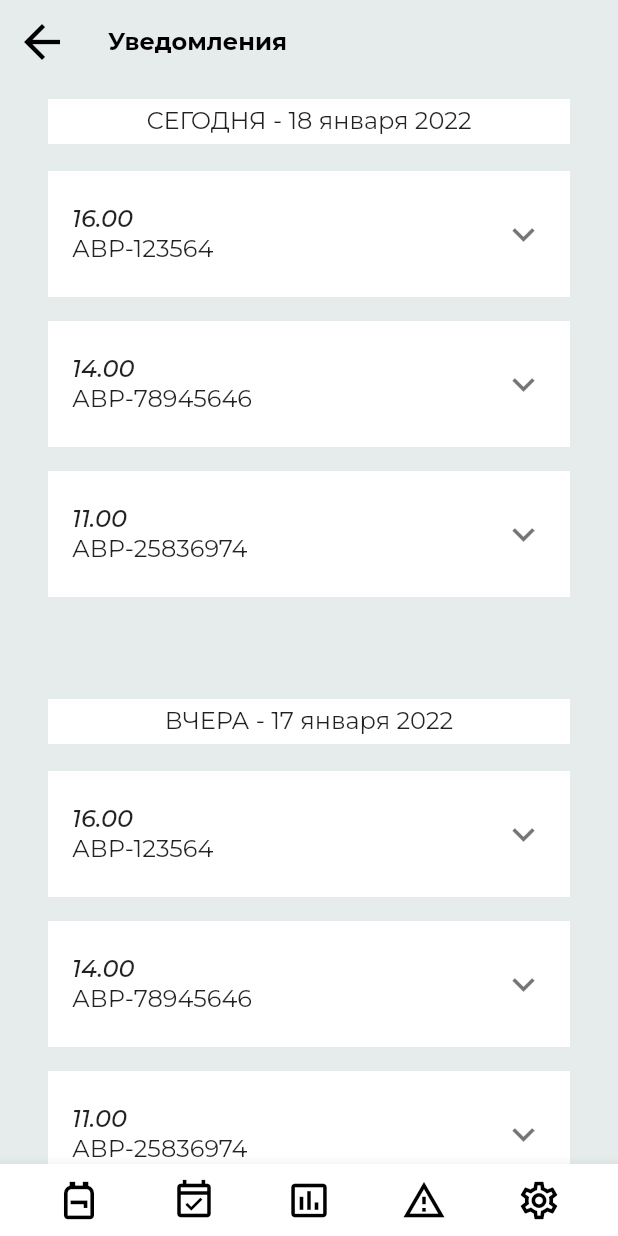
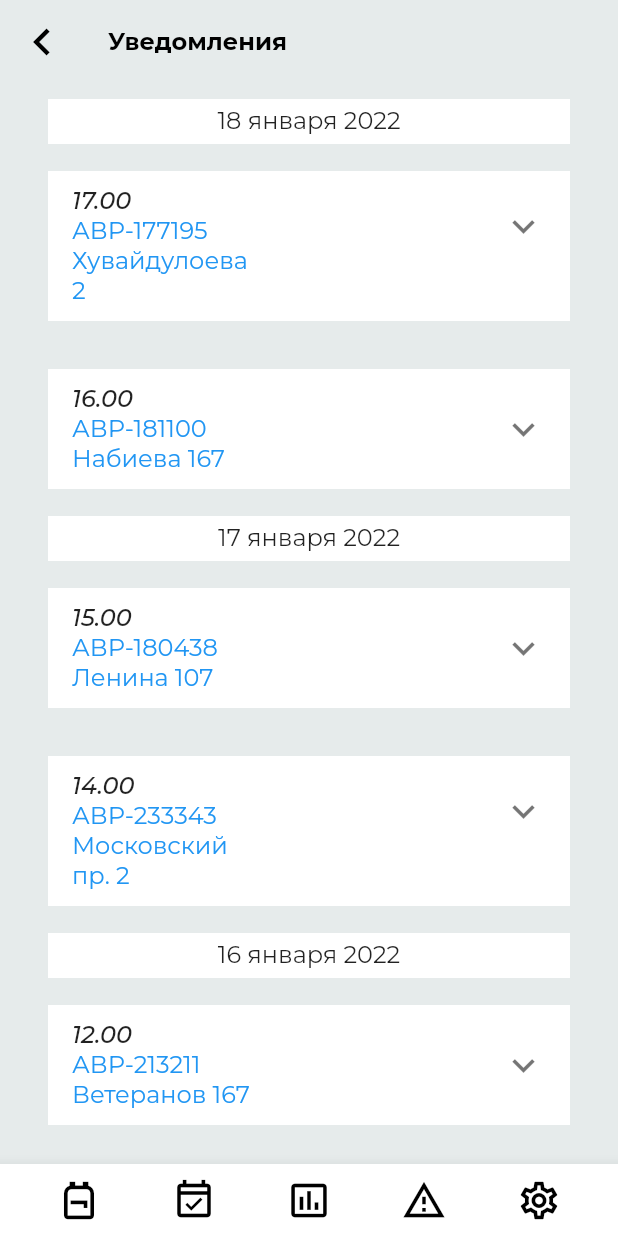
Before and after one commit to argustelecom/tasklist_lite, a Flutter app: the NotificationsPage screen opened by its route, on a phone screen of 412 x 824 dp. Run offline on Flutter 3.47's test engine with Material 2 defaults, Android fonts, the phone set to English and light mode, and no system bars; our stand-ins replace adaptive_breakpoints, carousel_slider, get, google_fonts, graphql, graphql_flutter and 1 more; missing offline and left inert: gql_http_link.

Commit message:
Описание в прошлом коммите

```diff
--- a/lib/crazylib/date_row.dart
+++ b/lib/crazylib/date_row.dart
@@ -14,10 +14,10 @@ class DateRow extends StatelessWidget{
   Widget build(BuildContext context) {
 
     ThemeData themeData = Theme.of(context);
-    if(date == DateFormat('dd MMMM yyyy', "ru_RU").format(DateTime.now()) ){
+    if(date == DateFormat('dd MMMM yyyy', "ru_RU").format(DateTime.now())){
       return Container(
         width: MediaQuery.of(context).size.width,
-        child: Text("СЕГОДНЯ - $date",
+        child: Text("СЕГОДНЯ - ${DateFormat('dd MMMM yyyy', "ru_RU").format(date)}",
           textAlign:  TextAlign.center,), //Сюда выводим сегодняшнюю
         decoration: BoxDecoration(
             color: themeData.cardColor,
@@ -27,10 +27,11 @@ class DateRow extends StatelessWidget{
         margin: EdgeInsets.symmetric(vertical: 10, horizontal: 0),
       );
     }
-    else if (date == DateFormat('dd MMMM yyyy', "ru_RU").format(DateTime.now().subtract(Duration(days:1)))){
+    else {
+      if (date == DateFormat('dd MMMM yyyy', "ru_RU").format(DateTime.now().subtract(Duration(days:1)))){
       return Container(
         width: MediaQuery.of(context).size.width,
-        child: Text("ВЧЕРА - $date",
+        child: Text("ВЧЕРА - ${DateFormat('dd MMMM yyyy', "ru_RU").format(date)}",
           textAlign:  TextAlign.center,), //Сюда выводим вчерашнюю дату
         decoration: BoxDecoration(
             color: themeData.cardColor,
@@ -43,7 +44,7 @@ class DateRow extends StatelessWidget{
     else {
       return Container(
         width: MediaQuery.of(context).size.width,
-        child: Text("$date",
+        child: Text("${DateFormat('dd MMMM yyyy', "ru_RU").format(date)}",
           textAlign:  TextAlign.center,), //Сюда выводим любую дату
         decoration: BoxDecoration(
             color: themeData.cardColor,
@@ -53,6 +54,7 @@ class DateRow extends StatelessWidget{
         margin: EdgeInsets.symmetric(vertical: 10, horizontal: 0),
       );
     }
+    }
   }
 
 }
--- a/lib/crazylib/notification_card.dart
+++ b/lib/crazylib/notification_card.dart
@@ -1,19 +1,21 @@
 import 'package:flutter/cupertino.dart';
 import 'package:flutter/material.dart';
 import 'package:tasklist_lite/tasklist/model/notify.dart';
+import 'package:tasklist_lite/tasklist/model/task.dart';
 
-/// визуальное представление уведомления на странице уведомлений
-/// #TODO: также используется и в старой карусели в AlternativeTaskListPage, но никто даже не смотрел, как оно там выглядит
+/// Визуальное представление уведомления
+
 class NotificationCard extends StatelessWidget {
   final Notify notify;
-  //final String taskPageRoutName;
-  const NotificationCard ({Key? key, required this.notify })
+  final String taskPageRoutName;
+  final Task task;
+
+  const NotificationCard ({Key? key, required this.notify, required this.task, required this.taskPageRoutName})
       : super(key: key);
 
   @override
   Widget build(BuildContext context) {
     ThemeData themeData = Theme.of(context);
-    // размеры сознательно здесь не заданы, чтобы можно было масштабировать карточку снаружи, по размерам parent`а
     return Padding(
         padding: EdgeInsets.symmetric(horizontal: 0, vertical: 3),
       child: Container(
@@ -22,7 +24,23 @@ class NotificationCard extends StatelessWidget {
         margin: EdgeInsets.symmetric(vertical: 5, horizontal: 0),
         child: ExpansionTile(
           title: Text(notify.time, style: TextStyle(fontStyle: FontStyle.italic)) ,
-          subtitle: Text(notify.number),
+          subtitle: Padding(
+            //Кликабельная ссылка на таск. Такой странный паддинг нужен чтобы не было мисклика когда раскрываешь ExpansionTile
+            padding: EdgeInsets.only(right: 150),
+             child : GestureDetector(
+               child: Text(task.name, style: TextStyle(
+                color: Colors.blue
+                )
+              ),
+              onTap: () {
+                Navigator.pushNamed(
+                  context,
+                  this.taskPageRoutName,
+                  arguments: this.task,
+                );
+              },
+            ),
+            ),
           children: [
             ListTile(
                 title: Text(notify.text)
--- a/lib/pages/notifications_page.dart
+++ b/lib/pages/notifications_page.dart
@@ -1,13 +1,12 @@
 import 'package:flutter/material.dart';
 import 'package:flutter/widgets.dart';
-import 'package:intl/intl.dart';
-
-import 'package:tasklist_lite/crazylib/bottom_button_bar.dart';
-import 'package:tasklist_lite/state/application_state.dart';
-import 'package:tasklist_lite/tasklist/fixture/notification_fixtures.dart';
-import 'package:tasklist_lite/tasklist/model/notify.dart';
+import 'package:get/get.dart';
+import 'package:tasklist_lite/crazylib/reflowing_scaffold.dart';
+import 'package:tasklist_lite/tasklist/fixture/task_fixtures.dart';
 import 'package:tasklist_lite/crazylib/notification_card.dart';
-import 'package:tasklist_lite/crazylib/reflowing_scaffold.dart';
+import 'package:tasklist_lite/tasklist/model/task.dart';
+import 'package:tasklist_lite/state/notification_controller.dart';
+import 'package:tasklist_lite/crazylib/date_row.dart';
 
 
 class NotificationsPage extends StatefulWidget {
@@ -22,67 +21,105 @@ class NotificationsPage extends StatefulWidget {
 
 class _NotificationsPageState extends State<NotificationsPage> {
 
-  List<Notify> test1 = new NotificationFixtures().getNotify();
-  final dt = new  DateFormat('dd MMMM yyyy', "ru_RU").format(DateTime.now());
-  final dt1 = new DateFormat('dd MMMM yyyy', "ru_RU").format(DateTime.now().subtract(Duration(days:1)));
+  List <Task> taskstest = new TaskFixtures().thirdTaskFixture;
 
   @override
   Widget build(BuildContext context) {
     ThemeData themeData = Theme.of(context);
-    ApplicationState applicationState = ApplicationState.of(context);
+
+    return GetBuilder<NotificationController>(
+        init: NotificationController(),
+        builder:(controller) {
+      // Если нет уведомлений показываем сообщение, что не на что смотреть
+      print(controller.aliveNotifications);
+      if (controller.getNotification().length == 0) {
         return ReflowingScaffold(
             appBar: AppBar(
               title: new Text("Уведомления"),
-        ),
-        body:Padding(
-          padding: EdgeInsets.symmetric(vertical: 0, horizontal: 32),
-          child: Column(
-            children: [
-              Container(
-                width: MediaQuery.of(context).size.width,
-                child: Text("СЕГОДНЯ - $dt",
-                  textAlign:  TextAlign.center,), //Сюда выводим вчерашнюю дату
-                decoration: BoxDecoration(
-                    color: themeData.cardColor,
-                    shape: BoxShape.rectangle
-                ),
-                padding: EdgeInsets.symmetric(vertical: 5, horizontal: 0),
-                margin: EdgeInsets.symmetric(vertical: 10, horizontal: 0),
-              ),
-              SizedBox(
-                height: 350.0,// #TODO: Если высоту не указать, не сможет создать виджет.
-                child: ListView.builder(
-                  shrinkWrap: false,
-                  itemCount: test1.length,
-                  itemBuilder: (BuildContext context, int index) {
-                    return NotificationCard(notify: test1[index]);
+              leading: IconButton(
+                icon: Icon(Icons.chevron_left_outlined),
+                onPressed: () {
+                  Navigator.pop(context);
                 },
               ),
             ),
-              Container(
-                    width: MediaQuery.of(context).size.width,
-                    child: Text("ВЧЕРА - $dt1",
-                          textAlign:  TextAlign.center,), //Сюда выводим вчерашнюю дату
-                    decoration: BoxDecoration(
-                    color: themeData.cardColor,
-                    shape: BoxShape.rectangle
-                    ),
-                    padding: EdgeInsets.symmetric(vertical: 5, horizontal: 0),
-                    margin: EdgeInsets.symmetric(vertical: 10, horizontal: 0),
-              ),
-              SizedBox(
-                height: 350.0,// #TODO: Если высоту не указать, не сможет создать виджет.
-                child: ListView.builder(
-                  shrinkWrap: false,
-                  itemCount: test1.length,
-                  itemBuilder: (BuildContext context, int index) {
-                    return NotificationCard(notify: test1[index]);
-                  },
-                ),
-              ),
+            body: Padding(
+              padding: EdgeInsets.symmetric(vertical: 0, horizontal: 32),
+              child: Row(
+                children: [
+                  Text("Тут не на что смотреть", textAlign: TextAlign.center)
                 ],
               ),
             ),
             );
+            // bottomNavigationBar: BottomButtonBar());
+      }
+
+      else {
+        return ReflowingScaffold(
+            appBar: AppBar(
+              title: new Text("Уведомления"),
+              leading: IconButton(
+                icon: Icon(Icons.chevron_left_outlined),
+                onPressed: () {
+                  Navigator.pop(context);
+                },
+              ),
+            ),
+            body: Padding(
+              padding: EdgeInsets.symmetric(vertical: 0, horizontal: 32),
+              child: SizedBox(
+                height: 800,
+                child:ListView(
+
+                  shrinkWrap: true,
+                  children: [
+                    DateRow(date: DateTime.now()),
+                    ListView.separated(
+                      // Делаем разделитель
+                      separatorBuilder: (BuildContext context, int index)  {
+                        // Достаем плашку, когда дата следующего оповещения отличается от текущей
+                        // Для корректной работы на вход ожидается отсортированный по дате список уведомлений
+                        // #TODO: Надо сортировать список уведомлений на уровне контроллера
+                        if (controller.getNotification()[index].date != controller.getNotification()[index+1].date){
+                          return DateRow(date:controller.getNotification()[index+1].date);
+                        }
+                        // Если нет плашки, то выкладываем разделитель.
+                        // Без него крашится, сделал пока бесцеветным-незаметным
+                        return Divider(color: themeData.highlightColor);
+                      },
+                      shrinkWrap: true,
+                      itemCount: controller.getNotification().length,
+                      itemBuilder: (BuildContext context, int index) {
+                        // если смахнуть в любую сторону уведомление, то считаем его прочитанным и оно из UI пропадает
+                        return Dismissible(
+                          key: UniqueKey(),
+                          child: NotificationCard(
+                              notify: controller.getNotification()[index],
+                              task: taskstest[index],
+                              taskPageRoutName: 'task'),
+                          onDismissed: (direction) {
+                            // Когда смахиваем уведомление, добавляем его в DeadNotifications и удаляем его из aliveNotifications.
+                            // Возможно DeadNotifications пригодится в будущем для истории уведомлений
+                            setState(() {
+                              controller.addDeadNotifications(controller.getNotification()[index]);
+                              controller.removeAliveNotification(controller.getNotification()[index]);
+                            });
+                          },
+                        );
+
+                      },
+                    )
+                  ],
+                ),
+              )
+
+
+              ),
+              );
       }
     }
+      );
+
+    }
+  }
--- a/lib/state/notification_controller.dart
+++ b/lib/state/notification_controller.dart
@@ -1,45 +1,53 @@
-import 'dart:async';
 import 'package:get/get.dart';
-import 'package:tasklist_lite/tasklist/model/task.dart';
-import 'package:tasklist_lite/tasklist/task_repository.dart';
 import 'package:tasklist_lite/tasklist/fixture/notification_fixtures.dart';
-import 'package:tasklist_lite/tasklist/fixture/task_fixtures.dart';
 import 'package:tasklist_lite/tasklist/model/notify.dart';
-import 'package:tasklist_lite/crazylib/notification_card.dart';
-import 'package:tasklist_lite/crazylib/date_row.dart';
+
 
 class NotificationController extends GetxController {
+
+  /// Список уведомлений, которые еще не прочитаны. Его будем выводить на UI
   List <Notify> aliveNotifications = List.of({});
+
+  /// Список уведомлений, которые уже прочитаны. Их пока просто храним.
   List <Notify> deadNotifications = List.of({});
-  List <DateRow> dateList = List.of({});
 
+
+  /// Метод для добавления нового уведомления в список живых уведомлений. Пока нигде не применяется
   addAliveNotification(Notify notify){
     aliveNotifications.add(notify);
     update();
   }
 
+  /// Метод для удаления уведомления из списка живых уведомлений
   removeAliveNotification(Notify notify){
     aliveNotifications.remove(notify);
     update();
   }
 
+  /// Метод для добавления уведомления в список с прочитанными уведомлениями
   addDeadNotifications(Notify notify){
     deadNotifications.add(notify);
     update();
   }
 
+  /// При инициализации странички всегда тащим данные с фикструры NotificationFixtures.firstNotifyFixture c помощью метода start()
+  // #TODO: Переосмыслить и переделать в будущем
   @override
   void onInit() {
     super.onInit();
     start();
+
   }
 
+  /// Метод для получения списка уведомлений
   List<Notify> getNotification() {
     return aliveNotifications;
   }
 
+  /// Данный метод используем только для инициализации
+  // #TODO: В будущем нужно тянуть нужную фикстуру, пока что там она всего одна
   start(){
-    return aliveNotifications=List.of(NotificationFixtures.firstNotifyFixture);
+    return aliveNotifications = NotificationFixtures.firstNotifyFixture;
   }
 
-}
+  }
--- a/lib/tasklist/fixture/notification_fixtures.dart
+++ b/lib/tasklist/fixture/notification_fixtures.dart
@@ -1,20 +1,18 @@
 import 'package:tasklist_lite/tasklist/model/notify.dart';
 
 
-/// Служба, возвращающая набор нотификаций по переданному идентификатору задачи
+/// Служба, возвращающая набор нотификаций
 class NotificationFixtures {
 
  static List<Notify> firstNotifyFixture = List.of(
-     {new Notify(id: 1, time: "16.00", text: "Назначена задача АВР-123564" , task: 2, number: 'АВР-123564'),
-       new Notify(id :2, time: "14.00", text: "Назначена задача АВР-78945646" , task: 3, number:'АВР-78945646'),
-       new Notify(id: 3, time: "11.00", text: "Осталось 30 минут до окончания этапа работ по наряду АВР-25836974(45-33)" , task: 4, number: 'АВР-25836974')
+     { new Notify(id: 1, time: "17.00", text: "Назначена задача АВР-123564", date: DateTime.now(), task: 2, number: 'АВР-123564'),
+       new Notify(id: 1, time: "16.00", text: "Назначена задача АВР-123564", date: DateTime.now(), task: 2, number: 'АВР-123564'),
+       new Notify(id :2, time: "15.00", text: "Назначена задача АВР-78945646" , date: DateTime.now().subtract(Duration(days:1)), task: 3, number:'АВР-78945646'),
+       new Notify(id :2, time: "14.00", text: "Назначена задача АВР-78945646" , date: DateTime.now().subtract(Duration(days:1)), task: 3, number:'АВР-78945646'),
+       new Notify(id: 3, time: "12.00", text: "Осталось 30 минут до окончания этапа работ по наряду АВР-25836974(45-33)" ,date: DateTime.now().subtract(Duration(days:2)), task: 4, number: 'АВР-25836974'),
+       new Notify(id: 3, time: "11.00", text: "Осталось 30 минут до окончания этапа работ по наряду АВР-25836974(45-33)" ,date: DateTime.now().subtract(Duration(days:2)), task: 4, number: 'АВР-25836974')
+
      });
-
- // static List<Notify> secondNotifyFixture = List.of(
- //     {new Notify(id: 3, time: "15.00", text: "Осталось 30 минут до окончания этапа работ по наряду АВР-25836974(45-33)" , task: 4, number: 'АВР-25836974')
- //
- //     }
- // ) пока пусть полежит
 
  List<Notify> getNotify() {
             return firstNotifyFixture;
--- a/lib/tasklist/model/notify.dart
+++ b/lib/tasklist/model/notify.dart
@@ -14,6 +14,9 @@ class Notify {
   /// "Номер задачи"
   String number;
 
+  /// Дата оповещения
+  DateTime date;
+
   /// "Прочитано уведомление"
   bool isReaded;
 
@@ -23,6 +26,7 @@ class Notify {
         required this.text,
         required this.task,
         required this.number,
+        required this.date,
         this.isReaded = false
         });
 }
```
Lines whose indentation alone changed are shown as unchanged.
